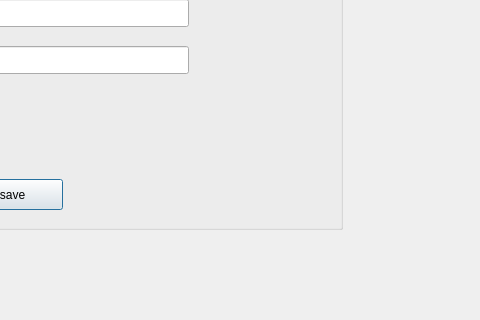
AnishBharati/Qt-HMS, file Sqlite_DB/Patientsinfo.ui: the form before one commit; both pictures show x 378 to 858 and y 235 to 555 of the 858 by 555 pixel window.
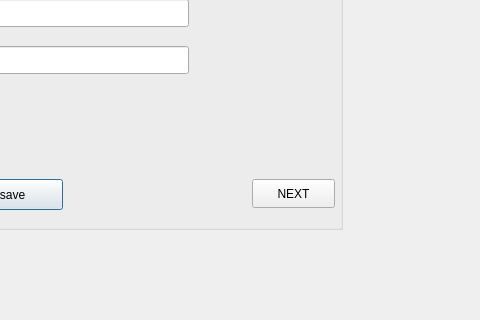
The form after the commit.

Diff of the .ui file:
```diff
--- a/Sqlite_DB/Patientsinfo.ui
+++ b/Sqlite_DB/Patientsinfo.ui
@@ -153,6 +153,19 @@
      <string>save</string>
     </property>
    </widget>
+   <widget class="QPushButton" name="pushButton_2">
+    <property name="geometry">
+     <rect>
+      <x>400</x>
+      <y>370</y>
+      <width>83</width>
+      <height>29</height>
+     </rect>
+    </property>
+    <property name="text">
+     <string>NEXT</string>
+    </property>
+   </widget>
   </widget>
   <widget class="QLabel" name="label_sec_status">
    <property name="geometry">
```
